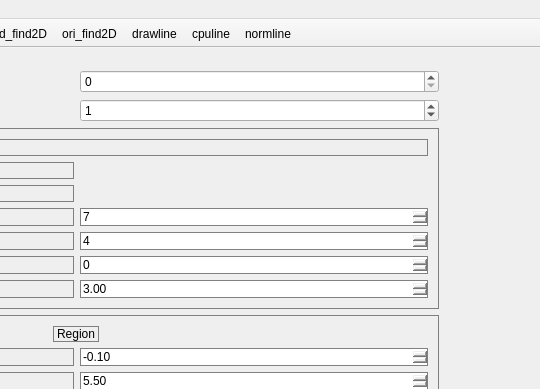
Old version of the form OccDebuger/MainWindowOcc.ui in the repository WisdomToNorth/OccDemo; both pictures show x 308 to 848 and y 0 to 389 of the 848 by 774 pixel window.
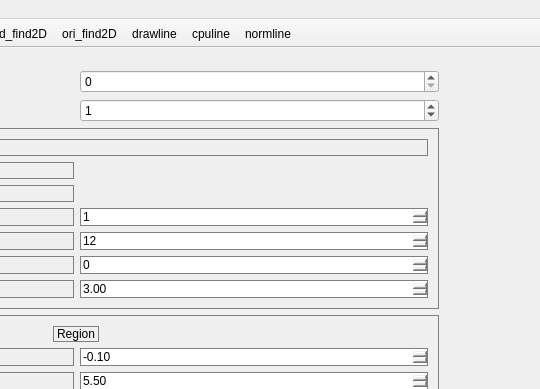
New version of the form.

```diff
--- a/OccDebuger/MainWindowOcc.ui
+++ b/OccDebuger/MainWindowOcc.ui
@@ -112,7 +112,7 @@
                 <number>1000</number>
                </property>
                <property name="value">
-                <number>4</number>
+                <number>12</number>
                </property>
               </widget>
              </item>
@@ -139,7 +139,7 @@
                 <number>1000</number>
                </property>
                <property name="value">
-                <number>7</number>
+                <number>1</number>
                </property>
               </widget>
              </item>
```
Left out of the diff: 3 changed lines with no effect on the pictures.
